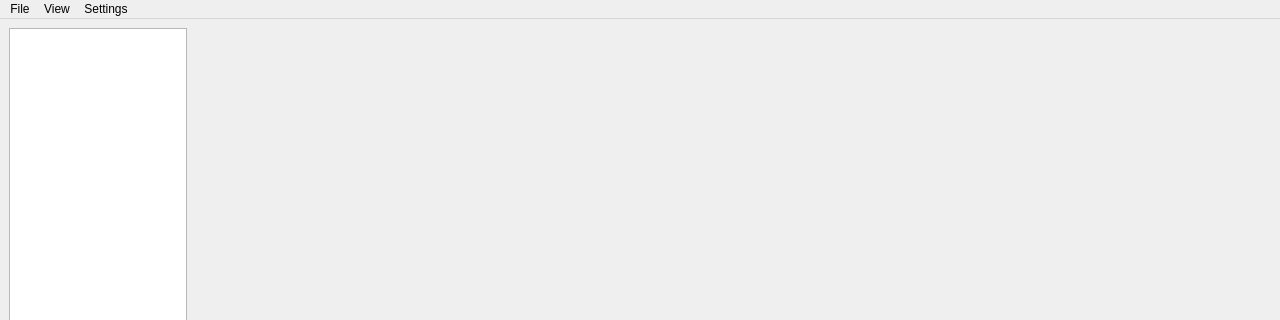
First picture: the form in view/main_window/main_window.ui, repository nextfoam/baram, before the edit; both pictures show x 0 to 1280 and y 0 to 320 of the 1280 by 768 pixel window.
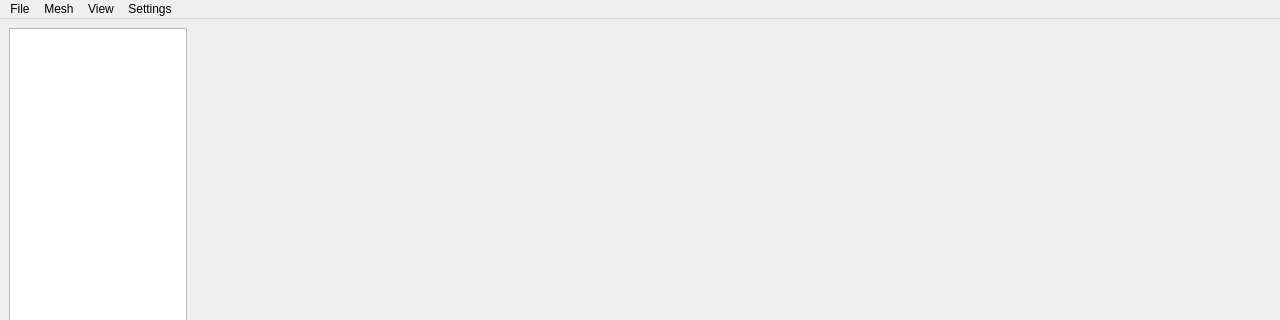
Second picture: the form after the edit.

Commit message: #3 mesh transform 기능 구현 - trnsformPoints 유틸리티 실행 (scale, translate, rotate)

```diff
--- a/view/main_window/main_window.ui
+++ b/view/main_window/main_window.ui
@@ -196,7 +196,16 @@
     <addaction name="actionScale"/>
     <addaction name="actionLanguage"/>
    </widget>
+   <widget class="QMenu" name="menuMesh">
+    <property name="title">
+     <string>Mesh</string>
+    </property>
+    <addaction name="actionMeshScale"/>
+    <addaction name="actionMeshTranslate"/>
+    <addaction name="actionMeshRotate"/>
+   </widget>
    <addaction name="menuFile"/>
+   <addaction name="menuMesh"/>
    <addaction name="menuView"/>
    <addaction name="menuSetting"/>
   </widget>
```
Left out of the diff: 15 changed lines with no effect on the pictures. The commit also changes 11 other files.
